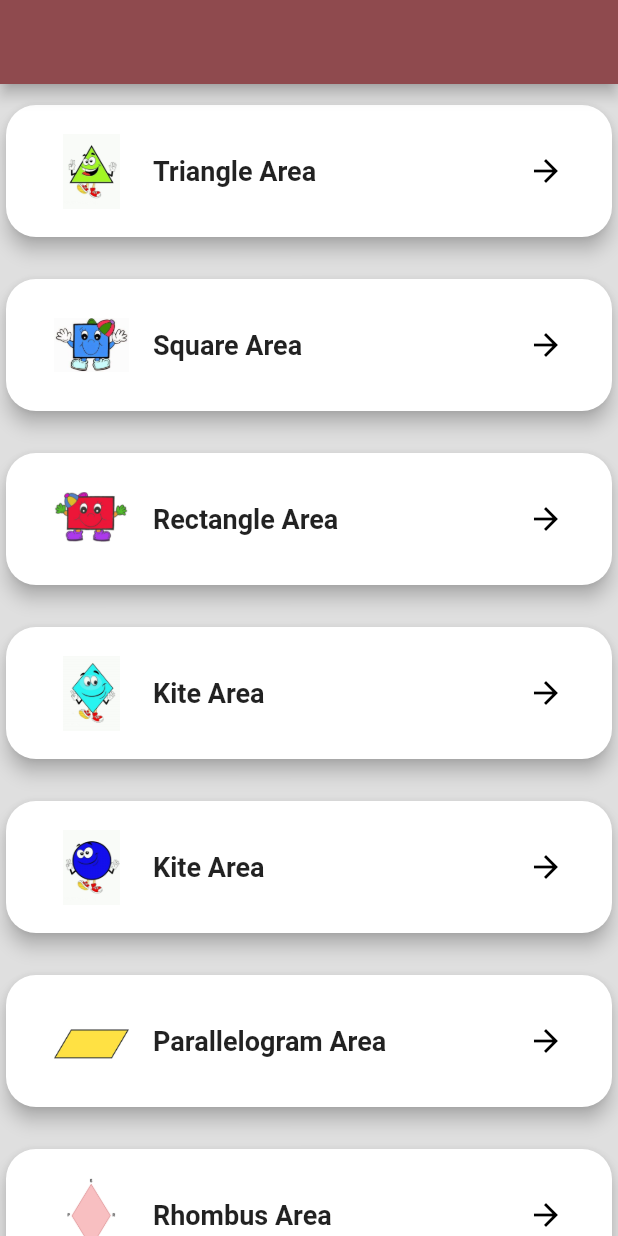
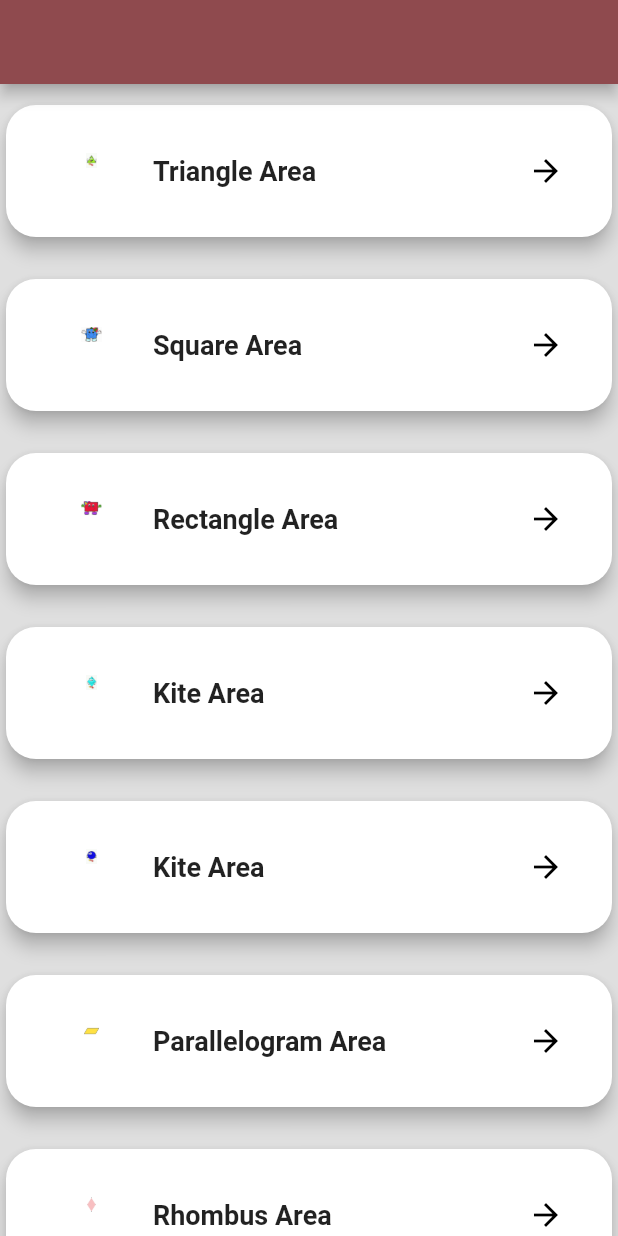
Before and after one commit to howhigare/kalkulator-luas-bangundatar, a Flutter app: the screen it shows after launch, on a phone screen of 412 x 824 dp. Run offline on Flutter 3.47's test engine with Material 2 defaults, Android fonts, the phone set to English and light mode, and no system bars; our stand-ins replace get.

Commit message:
first commit

```diff
--- a/lib/homePage.dart
+++ b/lib/homePage.dart
@@ -90,7 +90,7 @@ class CustomCard extends StatelessWidget {
               leading: Image.asset(
                 image,
                 width: 50.0,
-                height: 50.0,
+                height: 10.0,
               ),
             ),
           ),
```
